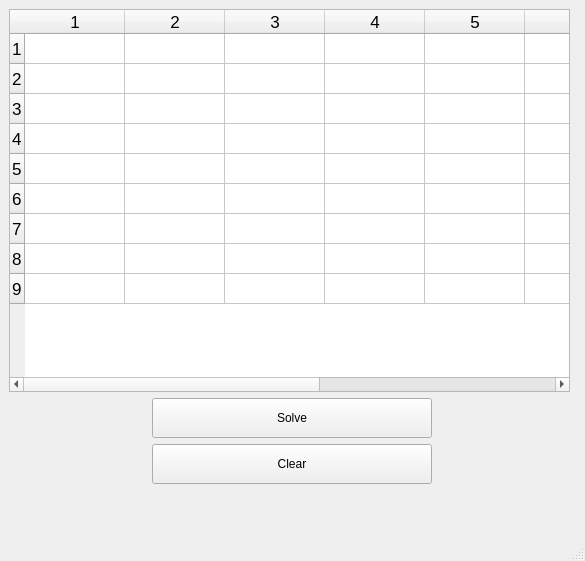
First picture: the form in GUI/mainwindow.ui, repository ImSiSi/Sudoku, before the edit.
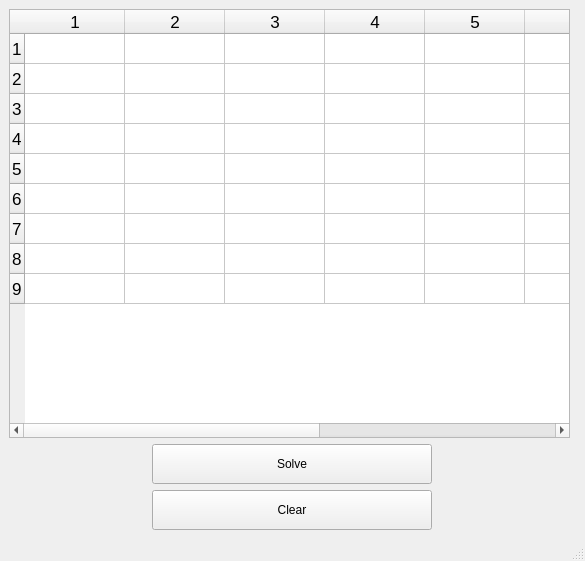
Second picture: the form after the edit.

The edit to the form file:
```diff
--- a/GUI/mainwindow.ui
+++ b/GUI/mainwindow.ui
@@ -143,28 +143,6 @@
       </property>
      </widget>
     </item>
-    <item>
-     <widget class="QWidget" name="buttonWidget" native="true">
-      <property name="sizePolicy">
-       <sizepolicy hsizetype="Fixed" vsizetype="Fixed">
-        <horstretch>0</horstretch>
-        <verstretch>0</verstretch>
-       </sizepolicy>
-      </property>
-      <property name="minimumSize">
-       <size>
-        <width>500</width>
-        <height>40</height>
-       </size>
-      </property>
-      <property name="maximumSize">
-       <size>
-        <width>500</width>
-        <height>40</height>
-       </size>
-      </property>
-     </widget>
-    </item>
    </layout>
   </widget>
   <widget class="QMenuBar" name="menubar">
```
